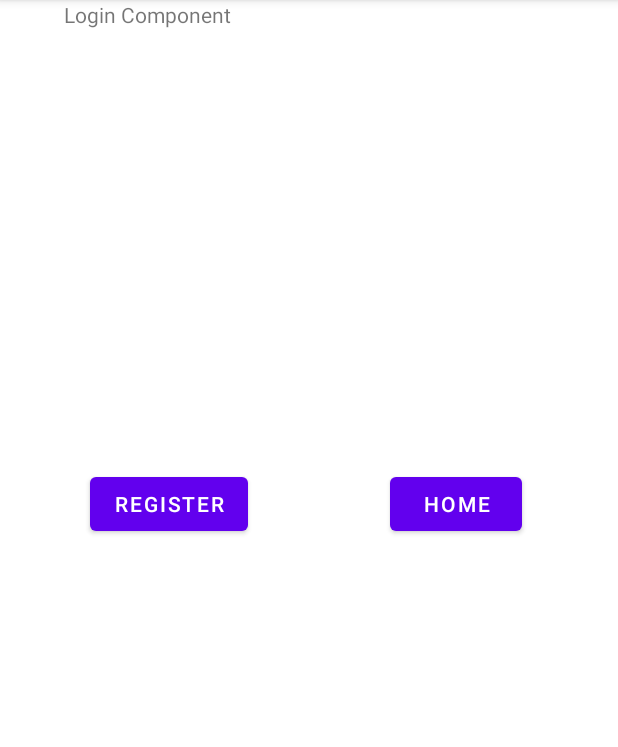
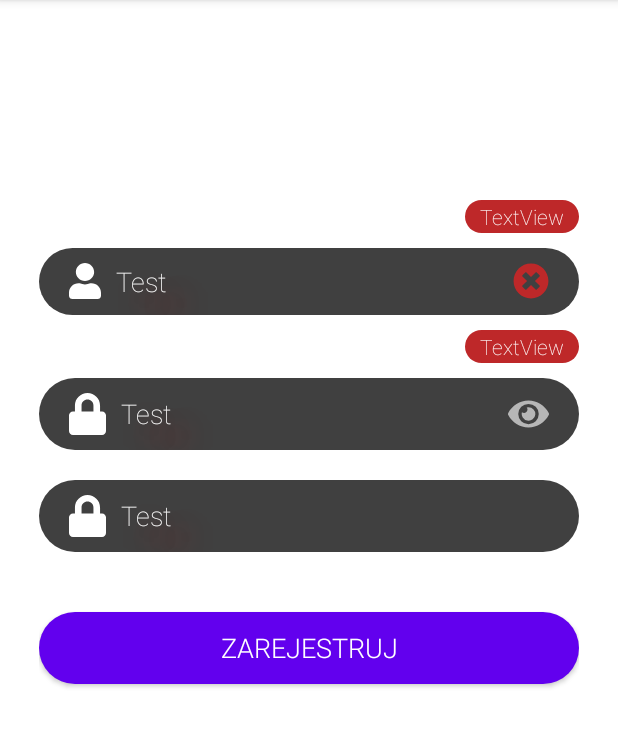
Before and after one commit to Adsel/FlexGoals, an Android app: the screen it shows after launch (LoginActivity before the commit, RegisterActivity after it), on a phone screen of 412 x 824 dp, the part 84-831 px from its top. Run offline under Robolectric (Android 15) with nearby library versions, the phone set to English and light mode, and no system bars; our stand-ins replace navigation-ui.

Commit message:
add register activity - added icons,layout

```diff
--- a/app/build.gradle
+++ b/app/build.gradle
@@ -42,4 +42,7 @@ dependencies {
     testImplementation 'junit:junit:4.+'
     androidTestImplementation 'androidx.test.ext:junit:1.1.1'
     androidTestImplementation 'androidx.test.espresso:espresso-core:3.2.0'
+
+    implementation 'com.squareup.retrofit2:retrofit:2.9.0'
+    implementation 'com.squareup.retrofit2:converter-gson:2.9.0'
 }
--- a/app/src/main/java/pl/artsit/flexgoals/MainActivity.java
+++ b/app/src/main/java/pl/artsit/flexgoals/MainActivity.java
@@ -16,6 +16,7 @@ import androidx.appcompat.app.AppCompatActivity;
 import androidx.appcompat.widget.Toolbar;
 
 import pl.artsit.flexgoals.ui.auth.LoginActivity;
+import pl.artsit.flexgoals.ui.auth.RegisterActivity;
 
 public class MainActivity extends AppCompatActivity {
 
@@ -50,7 +51,7 @@ public class MainActivity extends AppCompatActivity {
             NavigationUI.setupActionBarWithNavController(this, navController, mAppBarConfiguration);
             NavigationUI.setupWithNavController(navigationView, navController);
         } else {
-            Intent intent = new Intent(getApplicationContext(), LoginActivity.class);
+            Intent intent = new Intent(getApplicationContext(), RegisterActivity.class);
             startActivity(intent);
         }
     }
--- /dev/null
+++ b/app/src/main/res/drawable/edit_round.xml
@@ -0,0 +1,8 @@
+<?xml version="1.0" encoding="utf-8"?>
+
+
+<shape xmlns:android="http://schemas.android.com/apk/res/android"
+    android:shape="rectangle">
+    <solid android:color="@color/colorPrimaryDark"/>
+    <corners android:radius="100dp"/>
+</shape>
--- /dev/null
+++ b/app/src/main/res/drawable/edit_round_warn.xml
@@ -0,0 +1,8 @@
+<?xml version="1.0" encoding="utf-8"?>
+
+
+<shape xmlns:android="http://schemas.android.com/apk/res/android"
+    android:shape="rectangle">
+    <solid android:color="@color/colorWarn"/>
+    <corners android:radius="100dp"/>
+</shape>
--- /dev/null
+++ b/app/src/main/res/drawable/ic_eye_solid.xml
@@ -0,0 +1,4 @@
+<vector android:height="24dp" android:viewportHeight="512"
+    android:viewportWidth="576" android:width="27dp" xmlns:android="http://schemas.android.com/apk/res/android">
+    <path android:fillColor="@color/colorAccent" android:pathData="M572.52,241.4C518.29,135.59 410.93,64 288,64S57.68,135.64 3.48,241.41a32.35,32.35 0,0 0,0 29.19C57.71,376.41 165.07,448 288,448s230.32,-71.64 284.52,-177.41a32.35,32.35 0,0 0,0 -29.19zM288,400a144,144 0,1 1,144 -144,143.93 143.93,0 0,1 -144,144zM288,160a95.31,95.31 0,0 0,-25.31 3.79,47.85 47.85,0 0,1 -66.9,66.9A95.78,95.78 0,1 0,288 160z"/>
+</vector>
--- /dev/null
+++ b/app/src/main/res/drawable/ic_lock_solid.xml
@@ -0,0 +1,4 @@
+<vector android:height="28dp" android:viewportHeight="512"
+    android:viewportWidth="448" android:width="24.5dp" xmlns:android="http://schemas.android.com/apk/res/android">
+    <path android:fillColor="@color/colorPrimary" android:pathData="M400,224h-24v-72C376,68.2 307.8,0 224,0S72,68.2 72,152v72L48,224c-26.5,0 -48,21.5 -48,48v192c0,26.5 21.5,48 48,48h352c26.5,0 48,-21.5 48,-48L448,272c0,-26.5 -21.5,-48 -48,-48zM296,224L152,224v-72c0,-39.7 32.3,-72 72,-72s72,32.3 72,72v72z"/>
+</vector>
--- /dev/null
+++ b/app/src/main/res/drawable/ic_times_circle_solid.xml
@@ -0,0 +1,5 @@
+<vector android:height="24dp" android:viewportHeight="512"
+    android:viewportWidth="512" android:width="24dp" xmlns:android="http://schemas.android.com/apk/res/android">
+    <path
+        android:fillColor="@color/colorWarn" android:pathData="M256,8C119,8 8,119 8,256s111,248 248,248 248,-111 248,-248S393,8 256,8zM377.6,321.1c4.7,4.7 4.7,12.3 0,17L338,377.6c-4.7,4.7 -12.3,4.7 -17,0L256,312l-65.1,65.6c-4.7,4.7 -12.3,4.7 -17,0L134.4,338c-4.7,-4.7 -4.7,-12.3 0,-17l65.6,-65 -65.6,-65.1c-4.7,-4.7 -4.7,-12.3 0,-17l39.6,-39.6c4.7,-4.7 12.3,-4.7 17,0l65,65.7 65.1,-65.6c4.7,-4.7 12.3,-4.7 17,0l39.6,39.6c4.7,4.7 4.7,12.3 0,17L312,256l65.6,65.1z"/>
+</vector>
--- /dev/null
+++ b/app/src/main/res/drawable/ic_user_solid.xml
@@ -0,0 +1,11 @@
+<vector xmlns:android="http://schemas.android.com/apk/res/android"
+    android:width="21dp"
+    android:height="24dp"
+    android:viewportWidth="448"
+    android:viewportHeight="512"
+    >
+  <path
+      android:pathData="M224,256c70.7,0 128,-57.3 128,-128S294.7,0 224,0 96,57.3 96,128s57.3,128 128,128zM313.6,288h-16.7c-22.2,10.2 -46.9,16 -72.9,16s-50.6,-5.8 -72.9,-16h-16.7C60.2,288 0,348.2 0,422.4L0,464c0,26.5 21.5,48 48,48h352c26.5,0 48,-21.5 48,-48v-41.6c0,-74.2 -60.2,-134.4 -134.4,-134.4z"
+      android:fillColor="@color/colorPrimary"/>
+
+</vector>
--- a/app/src/main/res/layout/activity_register.xml
+++ b/app/src/main/res/layout/activity_register.xml
@@ -1,4 +1,5 @@
 <?xml version="1.0" encoding="utf-8"?>
+<!--TODO Add background and add gradient to button-->
 <androidx.constraintlayout.widget.ConstraintLayout xmlns:android="http://schemas.android.com/apk/res/android"
     xmlns:app="http://schemas.android.com/apk/res-auto"
     xmlns:tools="http://schemas.android.com/tools"
@@ -6,11 +7,142 @@
     android:layout_height="match_parent"
     tools:context=".ui.auth.RegisterActivity">
 
-    <TextView
-        android:id="@+id/identyficator2"
-        android:layout_width="369dp"
-        android:layout_height="435dp"
-        android:text="Register Component"
-        tools:layout_editor_absoluteX="6dp"
-        tools:layout_editor_absoluteY="109dp" />
+    <LinearLayout
+        android:layout_width="0dp"
+        android:layout_height="622dp"
+        android:layout_marginStart="16dp"
+        android:layout_marginLeft="16dp"
+        android:layout_marginTop="100dp"
+        android:layout_marginEnd="16dp"
+        android:layout_marginRight="16dp"
+        android:orientation="vertical"
+        android:padding="10dp"
+        app:layout_constraintBottom_toBottomOf="parent"
+        app:layout_constraintEnd_toEndOf="parent"
+        app:layout_constraintStart_toStartOf="parent"
+        app:layout_constraintTop_toTopOf="parent">
+
+        <TextView
+            android:id="@+id/textView2"
+            android:layout_width="wrap_content"
+            android:layout_height="wrap_content"
+            android:layout_gravity="right"
+            android:background="@drawable/edit_round_warn"
+            android:fontFamily="sans-serif-thin"
+            android:paddingLeft="10dp"
+            android:paddingTop="1dp"
+            android:paddingRight="10dp"
+            android:paddingBottom="1dp"
+            android:text="TextView"
+            android:textColor="@color/colorPrimary"
+            android:visibility="visible" />
+
+        <EditText
+            android:id="@+id/editTextTextPassword"
+            android:layout_width="match_parent"
+            android:layout_height="wrap_content"
+            android:layout_marginTop="10dp"
+            android:layout_marginBottom="10dp"
+            android:background="@drawable/edit_round"
+            android:drawableStart="@drawable/ic_user_solid"
+            android:drawableLeft="@drawable/ic_user_solid"
+            android:drawableEnd="@drawable/ic_times_circle_solid"
+            android:drawableRight="@drawable/ic_times_circle_solid"
+            android:drawablePadding="10dp"
+            android:ems="10"
+            android:fontFamily="sans-serif-thin"
+            android:inputType="textPersonName"
+            android:paddingLeft="20dp"
+            android:paddingTop="10dp"
+            android:paddingRight="20dp"
+            android:paddingBottom="10dp"
+            android:shadowColor="#9A1717"
+            android:shadowDx="20"
+            android:shadowDy="20"
+            android:shadowRadius="20"
+            android:text="Test"
+            android:textColor="@color/colorPrimary"
+            android:textSize="18sp" />
+
+
+        <TextView
+            android:id="@+id/textView3"
+            android:layout_width="wrap_content"
+            android:layout_height="wrap_content"
+            android:layout_gravity="right"
+            android:background="@drawable/edit_round_warn"
+            android:fontFamily="sans-serif-thin"
+            android:paddingLeft="10dp"
+            android:paddingTop="1dp"
+            android:paddingRight="10dp"
+            android:paddingBottom="1dp"
+            android:text="TextView"
+            android:textColor="@color/colorPrimary"
+            android:visibility="visible" />
+
+        <EditText
+            android:id="@+id/editTextTextPassword2"
+            android:layout_width="match_parent"
+            android:layout_height="wrap_content"
+            android:layout_marginTop="10dp"
+            android:layout_marginBottom="10dp"
+            android:background="@drawable/edit_round"
+            android:drawableStart="@drawable/ic_lock_solid"
+            android:drawableLeft="@drawable/ic_lock_solid"
+            android:drawableEnd="@drawable/ic_eye_solid"
+            android:drawableRight="@drawable/ic_eye_solid"
+            android:drawablePadding="10dp"
+            android:ems="10"
+            android:fontFamily="sans-serif-thin"
+            android:inputType="textPersonName"
+            android:paddingLeft="20dp"
+            android:paddingTop="10dp"
+            android:paddingRight="20dp"
+            android:paddingBottom="10dp"
+            android:shadowColor="#9A1717"
+            android:shadowDx="20"
+            android:shadowDy="20"
+            android:shadowRadius="20"
+            android:text="Test"
+            android:textColor="@color/colorPrimary"
+            android:textSize="18sp" />
+
+        <EditText
+            android:id="@+id/editTextTextPassword4"
+            android:layout_width="match_parent"
+            android:layout_height="wrap_content"
+            android:layout_marginTop="10dp"
+            android:layout_marginBottom="10dp"
+            android:background="@drawable/edit_round"
+            android:drawableStart="@drawable/ic_lock_solid"
+            android:drawableLeft="@drawable/ic_lock_solid"
+            android:drawablePadding="10dp"
+            android:ems="10"
+            android:fontFamily="sans-serif-thin"
+            android:inputType="textPersonName"
+            android:paddingLeft="20dp"
+            android:paddingTop="10dp"
+            android:paddingRight="20dp"
+            android:paddingBottom="10dp"
+            android:shadowColor="#9A1717"
+            android:shadowDx="20"
+            android:shadowDy="20"
+            android:shadowRadius="20"
+            android:text="Test"
+            android:textColor="@color/colorPrimary"
+            android:textSize="18sp" />
+
+        <Button
+            android:id="@+id/button"
+            style="@style/Widget.AppCompat.Button"
+            android:layout_width="match_parent"
+            android:layout_height="wrap_content"
+            android:layout_marginTop="30dp"
+            android:background="@drawable/edit_round"
+            android:fontFamily="sans-serif-light"
+            android:text="Zarejestruj"
+            android:textColor="@color/colorPrimary"
+            android:textSize="18sp" />
+
+    </LinearLayout>
 </androidx.constraintlayout.widget.ConstraintLayout>
--- a/app/src/main/res/values/colors.xml
+++ b/app/src/main/res/values/colors.xml
@@ -6,5 +6,14 @@
     <color name="teal_200">#FF03DAC5</color>
     <color name="teal_700">#FF018786</color>
     <color name="black">#FF000000</color>
+
+
+
     <color name="white">#FFFFFFFF</color>
+
+    <color name="colorPrimaryDark">#404040</color>
+    <color name="colorPrimary">#FFFFFF</color>
+    <color name="colorAccent">#b6b6b6</color>
+    <color name="colorWarn">#be2829</color>
+
 </resources>
```
